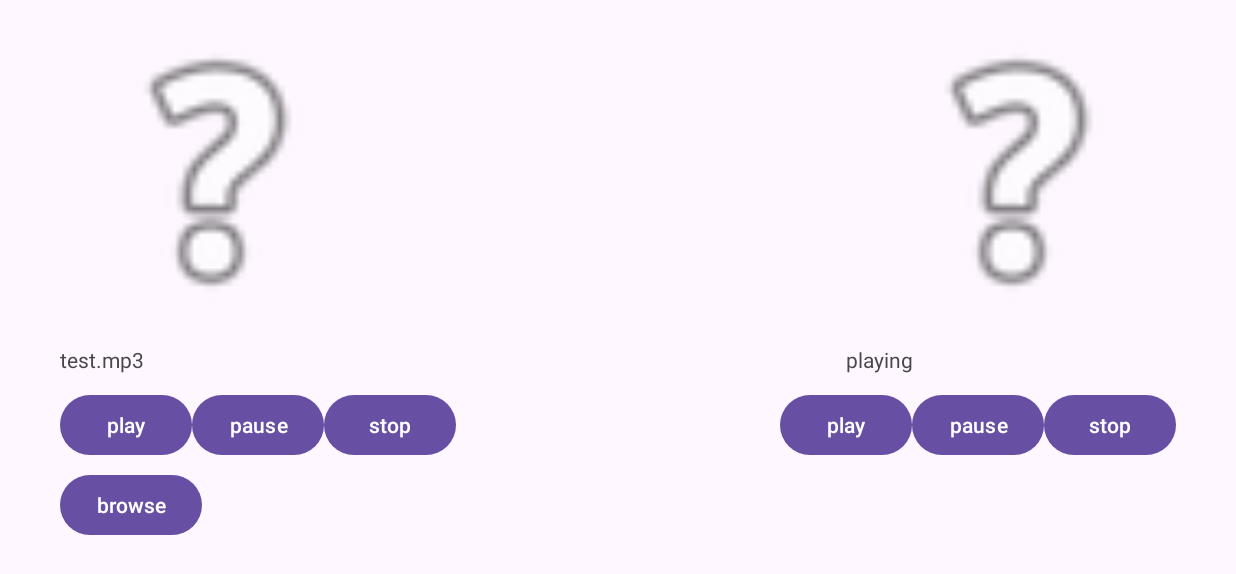
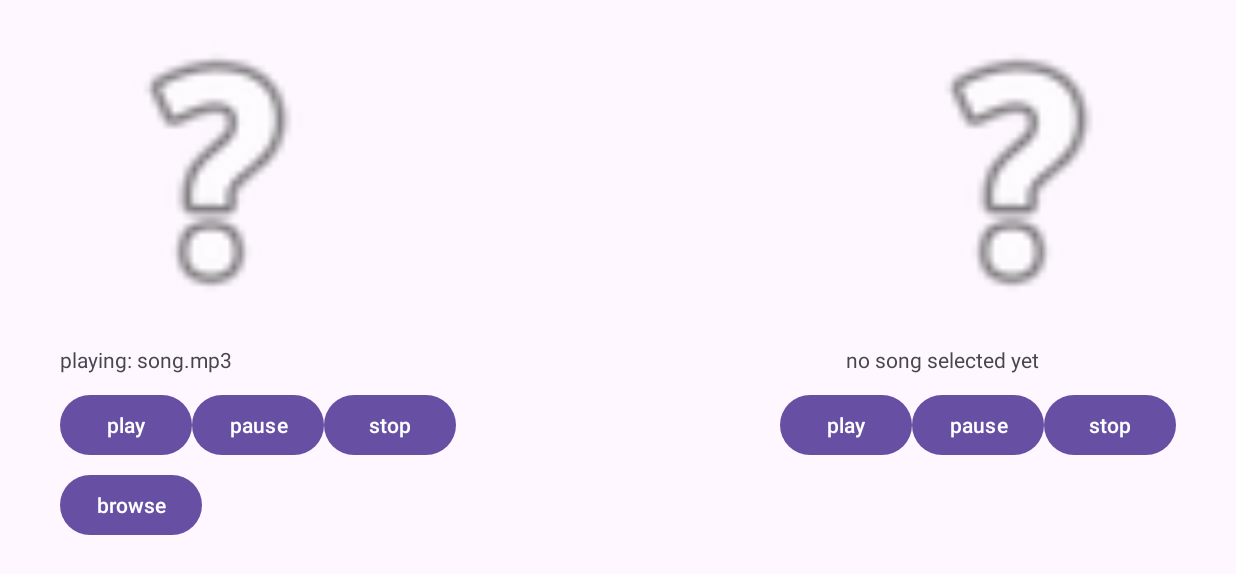
Before and after one commit to IMaDOGE/portableDJ, an Android app: the screen it shows after launch (MainActivity), after a tap on "play", on a phone screen of 824 x 412 dp (held sideways). Shown: the top 574 px of the screen. Run offline under Robolectric (Android 15) with nearby library versions, the phone set to English and light mode, and no system bars; 1 statement that could not run was skipped.

Commit message:
functional music player implemented

```diff
--- a/app/src/main/java/hu/unideb/inf/mobil2023/projekt2/MainActivity.java
+++ b/app/src/main/java/hu/unideb/inf/mobil2023/projekt2/MainActivity.java
@@ -4,6 +4,7 @@ import androidx.appcompat.app.AppCompatActivity;
 
 import android.content.Intent;
 import android.content.pm.ActivityInfo;
+import android.content.res.AssetManager;
 import android.os.Bundle;
 import android.util.Log;
 import android.view.View;
@@ -14,10 +15,12 @@ import hu.unideb.inf.mobil2023.projekt2.FileManager.FileListActivity;
 public class MainActivity extends AppCompatActivity {
     private String filePath;
     private final String testFileName = "test.mp3";
+    private AssetManager assetManager;
 
-    private final MusicPlayer musicPlayerLeft = new MusicPlayer();
-    private final MusicPlayer musicPlayerRight = new MusicPlayer();
 
+    // private final MusicPlayer musicPlayerRight = new MusicPlayer(this);
+
+    private MusicPlayer musicPlayerLeft;
     private TextView titleLeft;
     private TextView titleRight;
 
@@ -29,8 +32,11 @@ public class MainActivity extends AppCompatActivity {
         setRequestedOrientation(ActivityInfo.SCREEN_ORIENTATION_LANDSCAPE); // force landscape mode
         setContentView(R.layout.activity_main);
 
+        musicPlayerLeft = new MusicPlayer(this);
+
+        //musicPlayerLeft.playThisSong("test");
+
         filePath = this.getFilesDir().getParent();
-
 
         titleLeft = findViewById(R.id.songTitleLeft);
 
@@ -41,10 +47,10 @@ public class MainActivity extends AppCompatActivity {
 
     public void leftPlayPressed(View view)
     {
-        musicPlayerLeft.playThisSong(filePath + testFileName);
-        titleRight.setText("playing");
+        String test = "song.mp3";
+        titleLeft.setText("playing: "+test);
 
-        titleLeft.setText(testFileName);
+        musicPlayerLeft.playThisSong(test);
     }
 
     public void leftPausePressed(View view)
--- a/app/src/main/java/hu/unideb/inf/mobil2023/projekt2/MusicPlayer.java
+++ b/app/src/main/java/hu/unideb/inf/mobil2023/projekt2/MusicPlayer.java
@@ -1,56 +1,146 @@
 package hu.unideb.inf.mobil2023.projekt2;
 
+import android.content.Context;
+import android.content.res.AssetFileDescriptor;
+import android.content.res.AssetManager;
 import android.media.MediaPlayer;
+import android.os.Handler;
+import android.os.HandlerThread;
 import android.util.Log;
 
 public class MusicPlayer
 {
-    private final MediaPlayer musicPlayer = new MediaPlayer();
-    public void playThisSong(String path) {
+    private Context context;
+    private final AssetManager assetManager;
+    private AssetFileDescriptor assetFileDescriptor;
+    private Handler handler;
+    private HandlerThread handlerThread;
+    private final Object lock = new Object();
+    private MediaPlayer musicPlayer;
+    private boolean isPlaying = false;
+    public MusicPlayer(Context context)
+    {
+        Log.i("Mplayer", "creating new music player instance");
+
+        this.context = context;
+        this.assetManager = context.getAssets();
+    }
+
+    public void playThisSong(String fileName)
+    {
+        if (isPlaying)
+        {
+            Log.i("Mplayer", "music player already running");
+
+            return;
+        }
+
+        Log.i("Mplayer", "starting music player");
+
+        musicPlayer = new MediaPlayer();
+
         try
+        {
+            assetFileDescriptor = assetManager.openFd(fileName);
+            musicPlayer.setDataSource(assetFileDescriptor.getFileDescriptor(), assetFileDescriptor.getStartOffset(), assetFileDescriptor.getLength());
+            Log.i("Mplayer", "requested song successfully loaded");
+        }
+
+        catch (Exception e)
+        {
+            Log.e("MPlayer E", "error while trying to load song");
+            Log.e("MPlayer E", e.getMessage());
+            throw new RuntimeException(e);
+        }
+
+        Log.i("Mplayer", "initializing new thread");
+
+        this.handlerThread = new HandlerThread("BackgroundThread");
+        this.handlerThread.start();
+        this.handler = new Handler(handlerThread.getLooper());
+
+        handler.post(new Runnable() {
+            @Override
+            public void run()
+            {
+                Log.i("Mplayer", "new thread successfully started");
+
+                synchronized (lock)
                 {
                 if (!musicPlayer.isPlaying())
                 {
-                musicPlayer.setDataSource(path);
+                    try
+                    {
                         musicPlayer.prepare();
-                // Start playing the Music file
                         musicPlayer.start();
+                        isPlaying = true;
+                        Log.i("Mplayer", "playing song");
                     }
+                    catch (Exception e)
+                    {
+                        Log.e("MPlayer E", "error while trying to play song");
+                        Log.e("MPlayer E", e.getMessage());
+                        throw new RuntimeException(e);
+                    }
+                }
+
                 else
                 {
+                    try
+                    {
+                        Log.i("Mplayer", "restarting song");
                         musicPlayer.reset();
                         musicPlayer.start();
                     }
-        }
                     catch (Exception e)
                     {
-            Log.e("MusicPlayerError", e.getMessage());
+                        Log.e("MPlayer E", "error while trying to replay song");
+                        Log.e("MPlayer E", e.getMessage());
+                        throw new RuntimeException(e);
                     }
+                }
+                }
+
+            }});
     }
 
     public void pauseThisSong()
     {
         try
         {
+            Log.i("Mplayer", "pausing song");
             musicPlayer.pause();
         }
 
         catch(Exception e)
         {
-            Log.e("MusicPlayerError", e.getMessage());
+            Log.e("MPlayer E", "error while trying to pause song");
+            Log.e("MPlayer E", e.getMessage());
+            throw new RuntimeException();
         }
     }
 
     public void stopThisSong()
     {
+        if (!isPlaying)
+        {
+            Log.i("Mplayer", "the player is empty");
+
+            return;
+        }
+
         try
         {
+            Log.i("Mplayer", "stopping song");
             musicPlayer.stop();
+            isPlaying = false;
         }
 
         catch (Exception e)
         {
-            Log.e("MusicPlayerError", e.getMessage());
+            Log.e("MPlayer E", "error while trying to stop song");
+            Log.e("MPlayer E", e.getMessage());
+            throw new RuntimeException();
         }
     }
 }
```
Also changed, not shown: app/src/main/java/hu/unideb/inf/mobil2023/projekt2/FileManager/FileManager.java (added, +8 -0 lines). Lines whose indentation alone changed are shown as unchanged.
